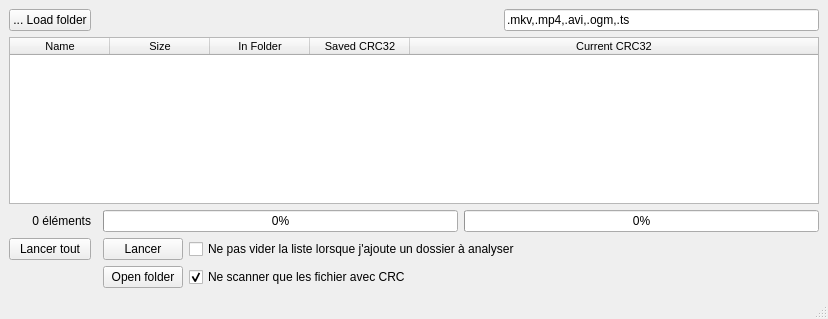
First picture: the form in gui.ui, repository seigneurfuo/crc32-gui, before the edit.
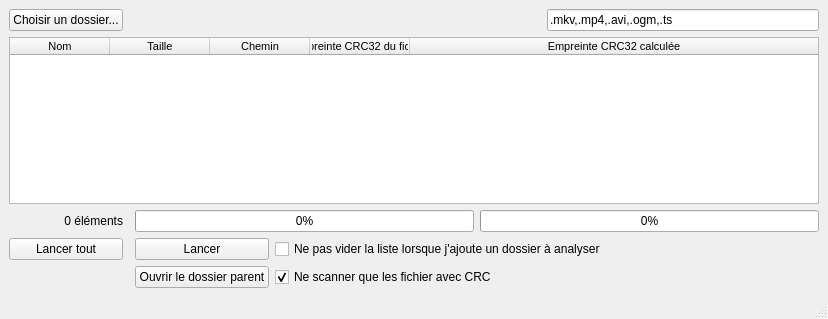
Second picture: the form after the edit.

Commit message: Correction de l'interface à moitié en Français / Anglais.

```diff
--- a/gui.ui
+++ b/gui.ui
@@ -83,7 +83,7 @@
     <item row="0" column="0">
      <widget class="QPushButton" name="pushButton_3">
       <property name="text">
-       <string>... Load folder</string>
+       <string>Choisir un dossier...</string>
       </property>
      </widget>
     </item>
@@ -117,27 +117,27 @@
       </attribute>
       <column>
        <property name="text">
-        <string>Name</string>
+        <string>Nom</string>
        </property>
       </column>
       <column>
        <property name="text">
-        <string>Size</string>
+        <string>Taille</string>
        </property>
       </column>
       <column>
        <property name="text">
-        <string>In Folder</string>
+        <string>Chemin</string>
        </property>
       </column>
       <column>
        <property name="text">
-        <string>Saved CRC32</string>
+        <string>Empreinte CRC32 du fichier</string>
        </property>
       </column>
       <column>
        <property name="text">
-        <string>Current CRC32</string>
+        <string>Empreinte CRC32 calculée</string>
        </property>
       </column>
      </widget>
@@ -163,7 +163,7 @@
     <item row="6" column="2">
      <widget class="QPushButton" name="pushButton_4">
       <property name="text">
-       <string>Open folder</string>
+       <string>Ouvrir le dossier parent</string>
       </property>
      </widget>
     </item>
```
